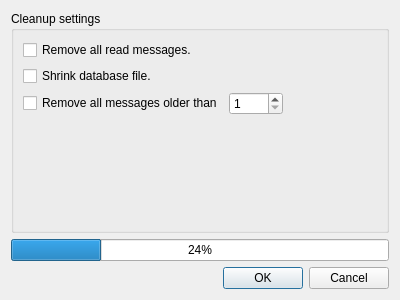
Qt form src/gui/formdatabasecleanup.ui (martinrotter/rssguard) before a commit.
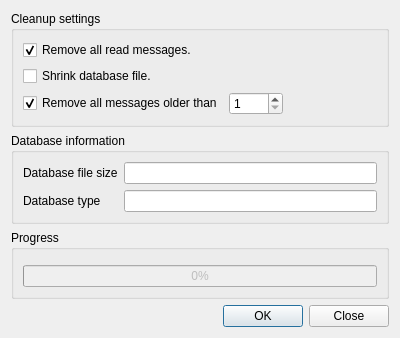
The same form after that commit. Custom widgets are drawn as their Qt base class.

What changed in the file:
```diff
--- a/src/gui/formdatabasecleanup.ui
+++ b/src/gui/formdatabasecleanup.ui
@@ -7,7 +7,7 @@
     <x>0</x>
     <y>0</y>
     <width>400</width>
-    <height>300</height>
+    <height>313</height>
    </rect>
   </property>
   <property name="windowTitle">
@@ -45,6 +45,9 @@
         <property name="text">
          <string>Remove all messages older than</string>
         </property>
+        <property name="checked">
+         <bool>true</bool>
+        </property>
        </widget>
       </item>
       <item row="0" column="0">
@@ -52,6 +55,9 @@
         <property name="text">
          <string>Remove all read messages.</string>
         </property>
+        <property name="checked">
+         <bool>true</bool>
+        </property>
        </widget>
       </item>
       <item row="2" column="1">
@@ -67,41 +73,105 @@
         </property>
        </widget>
       </item>
-      <item row="3" column="0" colspan="3">
-       <spacer name="verticalSpacer">
-        <property name="orientation">
-         <enum>Qt::Vertical</enum>
+     </layout>
+    </widget>
+   </item>
+   <item>
+    <widget class="QGroupBox" name="groupBox">
+     <property name="title">
+      <string>Database information</string>
+     </property>
+     <layout class="QFormLayout" name="formLayout">
+      <item row="0" column="0">
+       <widget class="QLabel" name="m_lblFileSize">
+        <property name="text">
+         <string>Database file size</string>
         </property>
-        <property name="sizeHint" stdset="0">
-         <size>
-          <width>20</width>
-          <height>40</height>
-         </size>
+       </widget>
+      </item>
+      <item row="0" column="1">
+       <widget class="QLineEdit" name="m_txtFileSize">
+        <property name="readOnly">
+         <bool>true</bool>
         </property>
-       </spacer>
+       </widget>
       </item>
+      <item row="1" column="0">
+       <widget class="QLabel" name="m_lblDatabaseType">
+        <property name="text">
+         <string>Database type</string>
+        </property>
+       </widget>
+      </item>
+      <item row="1" column="1">
+       <widget class="QLineEdit" name="m_txtDatabaseType">
+        <property name="readOnly">
+         <bool>true</bool>
+        </property>
+       </widget>
+      </item>
      </layout>
     </widget>
    </item>
    <item>
-    <widget class="QProgressBar" name="m_progressBar">
-     <property name="value">
-      <number>24</number>
+    <widget class="QGroupBox" name="groupBox_2">
+     <property name="title">
+      <string>Progress</string>
      </property>
+     <layout class="QVBoxLayout" name="verticalLayout_2">
+      <item>
+       <widget class="LabelWithStatus" name="m_lblResult" native="true">
+        <property name="layoutDirection">
+         <enum>Qt::RightToLeft</enum>
+        </property>
+       </widget>
+      </item>
+      <item>
+       <widget class="QProgressBar" name="m_progressBar">
+        <property name="enabled">
+         <bool>false</bool>
+        </property>
+        <property name="value">
+         <number>0</number>
+        </property>
+       </widget>
+      </item>
+     </layout>
     </widget>
    </item>
+   <item>
+    <spacer name="verticalSpacer">
+     <property name="orientation">
+      <enum>Qt::Vertical</enum>
+     </property>
+     <property name="sizeHint" stdset="0">
+      <size>
+       <width>20</width>
+       <height>40</height>
+      </size>
+     </property>
+    </spacer>
+   </item>
    <item>
     <widget class="QDialogButtonBox" name="m_btnBox">
      <property name="orientation">
       <enum>Qt::Horizontal</enum>
      </property>
      <property name="standardButtons">
-      <set>QDialogButtonBox::Cancel|QDialogButtonBox::Ok</set>
+      <set>QDialogButtonBox::Close|QDialogButtonBox::Ok</set>
      </property>
     </widget>
    </item>
   </layout>
  </widget>
+ <customwidgets>
+  <customwidget>
+   <class>LabelWithStatus</class>
+   <extends>QWidget</extends>
+   <header>labelwithstatus.h</header>
+   <container>1</container>
+  </customwidget>
+ </customwidgets>
  <resources/>
  <connections>
   <connection>
```
Left out of the diff: 34 changed lines with no effect on the pictures.
